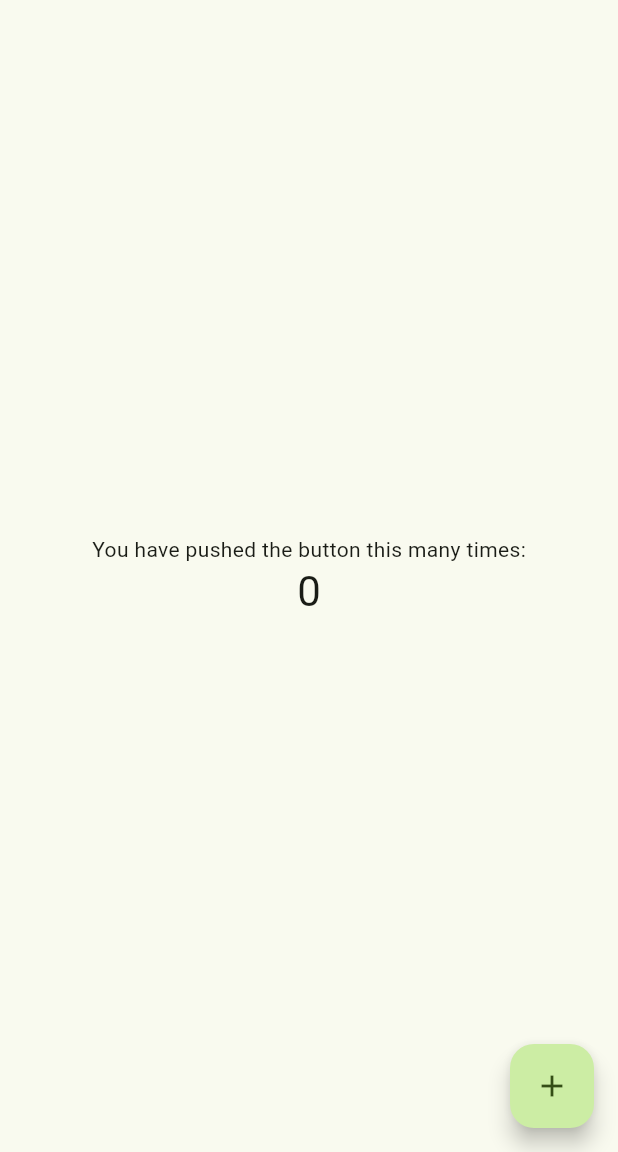
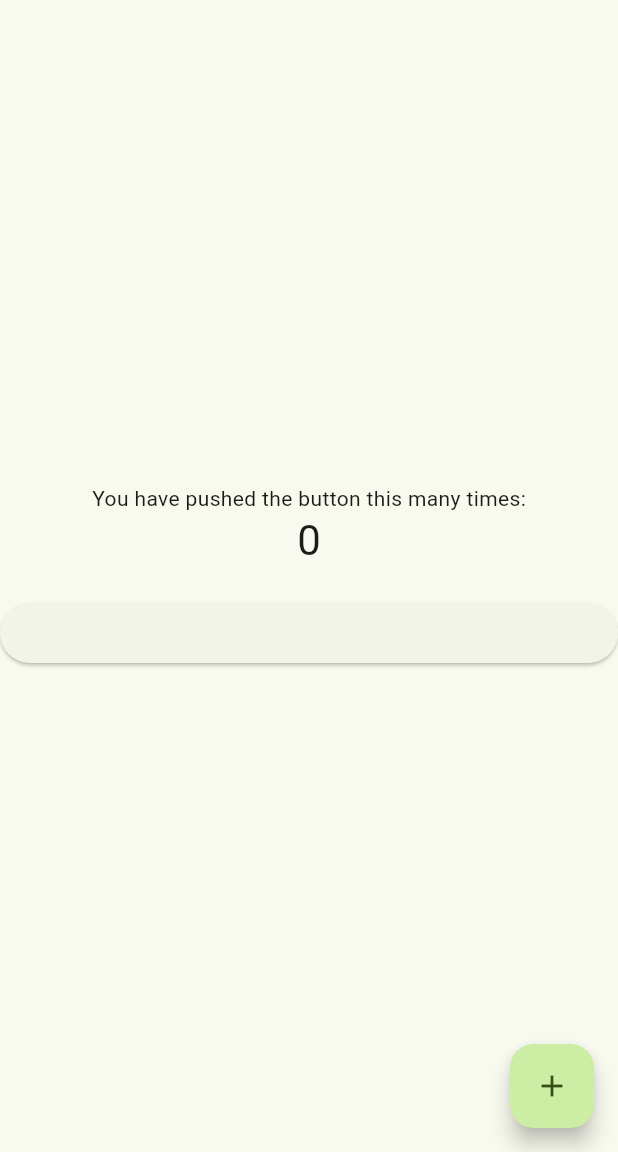
Before and after one commit to cassidym77/Flutter_Buddy, a Flutter app: the screen it shows after launch, on a phone screen of 412 x 824 dp, the part 84-1236 px from its top. Run offline on Flutter 3.47's test engine with Material 3 defaults, Android fonts, the phone set to English and light mode, and no system bars.

Commit message:
tried adding a button

```diff
--- a/duo_app/lib/main.dart
+++ b/duo_app/lib/main.dart
@@ -112,6 +112,10 @@ class _MyHomePageState extends State<MyHomePage> {
               '$_counter',
               style: Theme.of(context).textTheme.headlineMedium,
             ),
+            const SizedBox(height: 20),
+            ElevatedButton(
+              onPressed: () {}
+                , child: Center())
           ],
         ),
       ),
@@ -123,7 +127,6 @@ class _MyHomePageState extends State<MyHomePage> {
     );
   }
 }
-
 
 class FirstRoute extends StatelessWidget {
   const FirstRoute({super.key});
```
